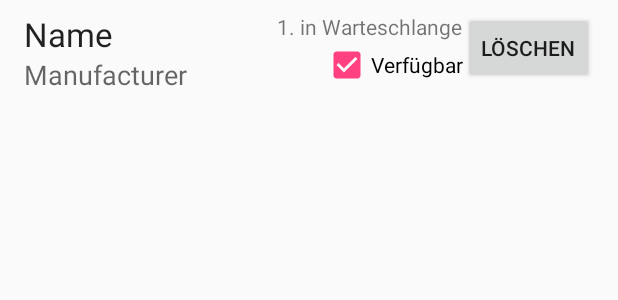
After one commit to celineellenanna/Gadgeothek, an Android app: the layout reservation_row.xml on its own in the app's theme, with its tools: preview values and no code run, on a phone screen of 412 x 824 dp. The commit adds this screen. Shown: the top 300 px of the screen. Run offline under Robolectric (Android 15) with nearby library versions, the phone set to English and light mode, and no system bars.

Commit message:
- Reservationsliste fertig - Padding in RecyclerView entfernt

```diff
--- a/app/src/main/res/layout/content_main.xml
+++ b/app/src/main/res/layout/content_main.xml
@@ -4,10 +4,6 @@
     xmlns:app="http://schemas.android.com/apk/res-auto"
     android:layout_width="match_parent"
     android:layout_height="match_parent"
-    android:paddingLeft="@dimen/activity_horizontal_margin"
-    android:paddingRight="@dimen/activity_horizontal_margin"
-    android:paddingTop="@dimen/activity_vertical_margin"
-    android:paddingBottom="@dimen/activity_vertical_margin"
     app:layout_behavior="@string/appbar_scrolling_view_behavior"
     tools:showIn="@layout/app_bar_main"
     tools:context="coolio.gadgeothek.MainActivity">
--- /dev/null
+++ b/app/src/main/res/layout/reservation_row.xml
@@ -0,0 +1,75 @@
+<?xml version="1.0" encoding="utf-8"?>
+<RelativeLayout xmlns:android="http://schemas.android.com/apk/res/android"
+    android:layout_width="fill_parent"
+    android:layout_height="wrap_content"
+    android:orientation="vertical"
+    android:paddingEnd="16dp"
+    android:paddingRight="16dp"
+    android:paddingStart="16dp"
+    android:paddingLeft="16dp"
+    android:paddingTop="8dp"
+    android:paddingBottom="8dp"
+    android:minHeight="56dp">
+
+    <TextView
+        android:layout_width="wrap_content"
+        android:layout_height="wrap_content"
+        android:textAppearance="?android:attr/textAppearanceLarge"
+        android:text="Name"
+        android:id="@+id/reservation_name"
+        android:layout_alignParentTop="true"
+        android:layout_alignParentLeft="true"
+        android:layout_alignParentStart="true" />
+
+    <TextView
+        android:layout_width="wrap_content"
+        android:layout_height="wrap_content"
+        android:textAppearance="?android:attr/textAppearanceMedium"
+        android:text="Manufacturer"
+        android:id="@+id/reservation_manufacturer"
+        android:layout_below="@+id/reservation_name"
+        android:layout_alignParentLeft="true"
+        android:layout_alignParentStart="true" />
+
+    <CheckBox
+        android:layout_width="wrap_content"
+        android:layout_height="wrap_content"
+        android:text="Verfügbar"
+        android:id="@+id/reservation_available"
+        android:checked="true"
+        android:clickable="false"
+        android:layout_below="@+id/textView10"
+        android:layout_toLeftOf="@+id/reservation_delete"
+        android:layout_toStartOf="@+id/reservation_delete" />
+
+    <Button
+        style="?android:attr/buttonStyleSmall"
+        android:layout_width="wrap_content"
+        android:layout_height="wrap_content"
+        android:text="Löschen"
+        android:id="@+id/reservation_delete"
+        android:layout_alignParentTop="true"
+        android:layout_alignParentRight="true"
+        android:layout_alignParentEnd="true" />
+
+    <TextView
+        android:layout_width="wrap_content"
+        android:layout_height="wrap_content"
+        android:textAppearance="?android:attr/textAppearanceSmall"
+        android:text=" in Warteschlange"
+        android:id="@+id/textView10"
+        android:layout_alignParentTop="true"
+        android:layout_toLeftOf="@+id/reservation_delete"
+        android:layout_toStartOf="@+id/reservation_delete" />
+
+    <TextView
+        android:layout_width="wrap_content"
+        android:layout_height="wrap_content"
+        android:textAppearance="?android:attr/textAppearanceSmall"
+        android:text="1."
+        android:id="@+id/reservation_waiting_position"
+        android:layout_alignTop="@+id/textView10"
+        android:layout_toLeftOf="@+id/textView10"
+        android:layout_toStartOf="@+id/textView10" />
+
+</RelativeLayout>
--- a/app/src/main/res/values/strings.xml
+++ b/app/src/main/res/values/strings.xml
@@ -6,4 +6,7 @@
 
     <string name="navigation_drawer_open">Open navigation drawer</string>
     <string name="navigation_drawer_close">Close navigation drawer</string>
+
+    <string name="get_list_error">Fehler beim Laden der Liste</string>
+
 </resources>
```
Also changed, not shown: app/src/main/java/coolio/gadgeothek/ReservationAdapter.java (added, +45 -0 lines), app/src/main/java/coolio/gadgeothek/ReservationFragment.java (+27 -1 lines), app/src/main/java/coolio/gadgeothek/ReservationViewHolder.java (added, +24 -0 lines), app/src/main/res/layout/fragment_reservation.xml (+7 -3 lines).
